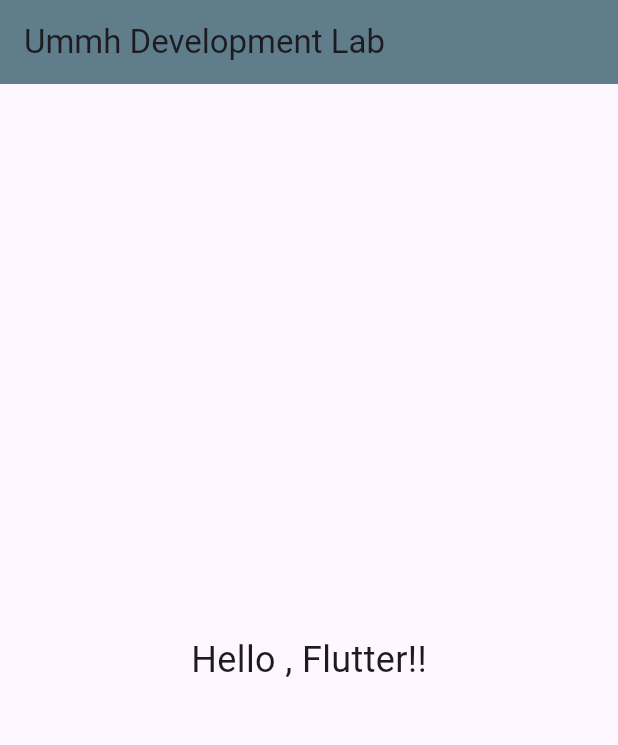
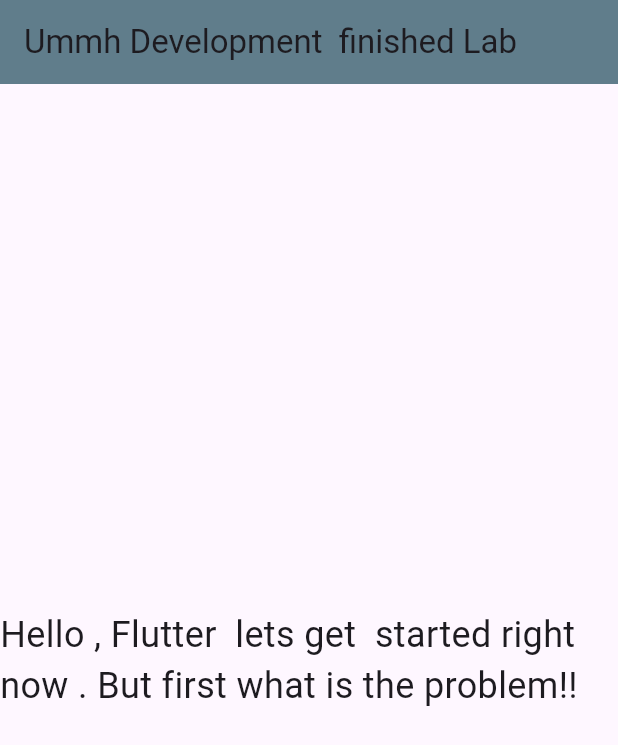
Before and after one commit to zzynnyxx/flutter-project-1, a Flutter app: the screen it shows after launch, on a phone screen of 412 x 824 dp. Shown: the top 745 px of the screen. Run offline on Flutter 3.47's test engine with Material 3 defaults, Android fonts, the phone set to English and light mode, and no system bars.

```diff
--- a/lib/main.dart
+++ b/lib/main.dart
@@ -3,6 +3,7 @@
 void main(){
   runApp(const MyFirstApp());
 }
+
 
 class MyFirstApp extends StatelessWidget {
   const MyFirstApp({super.key});
@@ -10,14 +11,15 @@
   @override
   Widget build(BuildContext context) {
     return MaterialApp(
+      debugShowCheckedModeBanner: false,
       home: Scaffold(
        appBar: AppBar(
-        title: const Text('Ummh Development Lab'),
+        title: const Text('Ummh Development  finished Lab'),
         backgroundColor:Colors.blueGrey ,
        ),
        body: const Center(
         child: Text(
-          'Hello , Flutter!!',
+          'Hello , Flutter  lets get  started right now . But first what is the problem!!',
           style: TextStyle(fontSize: 24),
         ),
        ),
```
Also changed, not shown: 1 other file.
